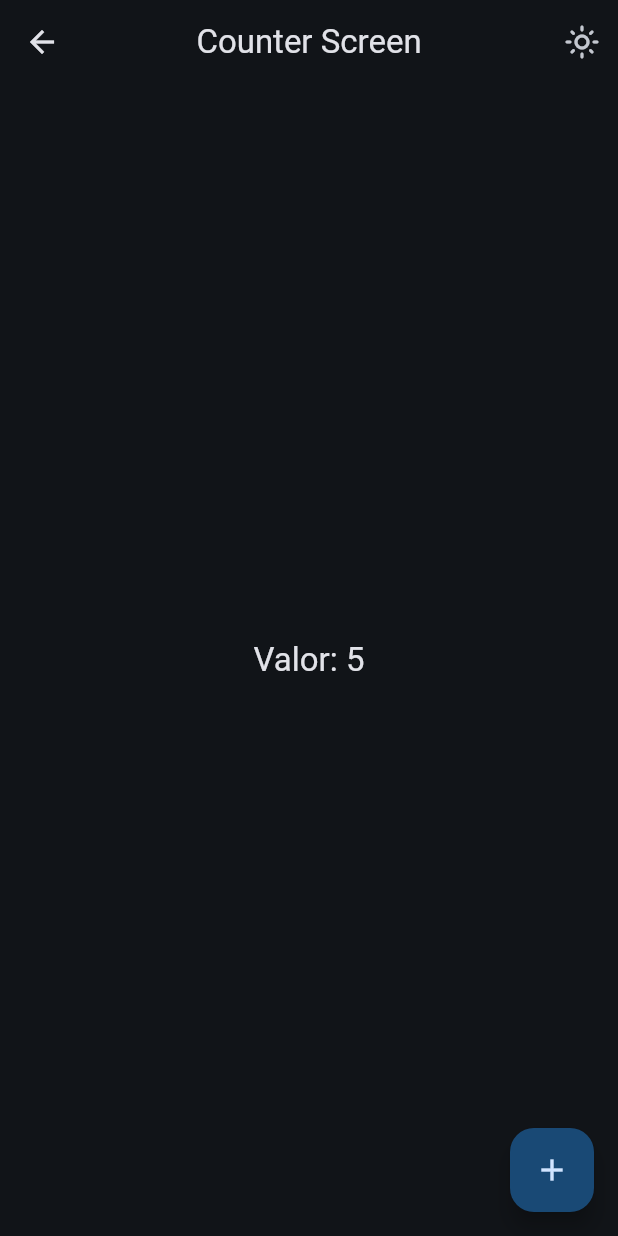
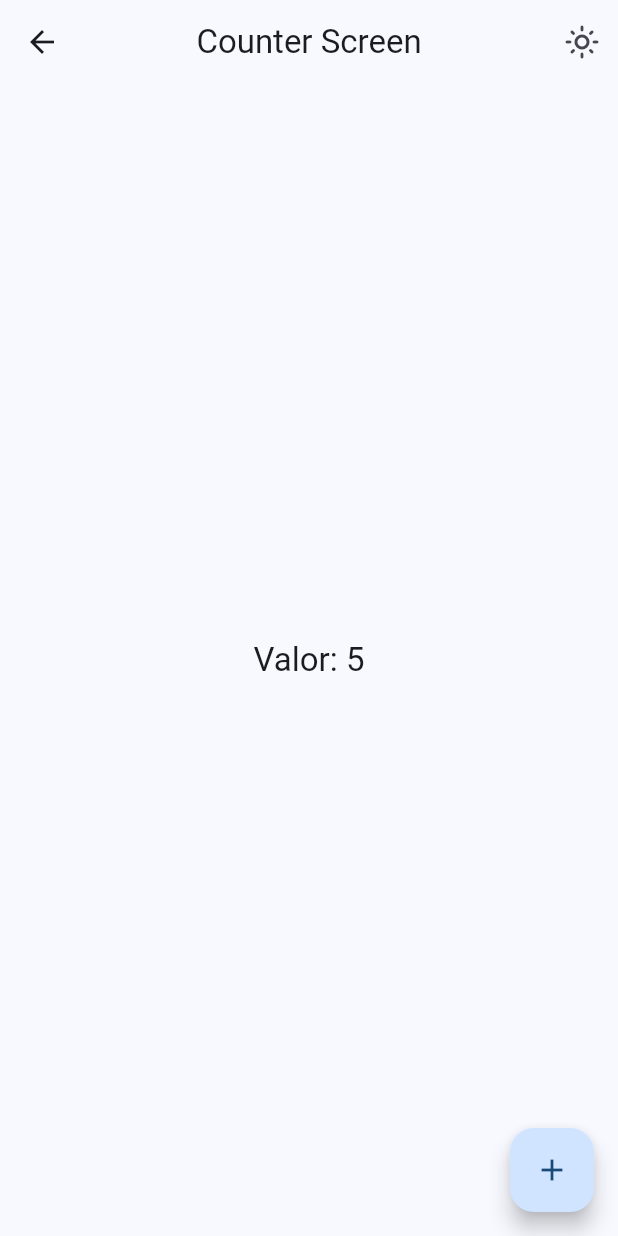
Before and after one commit to UN1T7D/widget_app, a Flutter app: the screen it shows after launch, after a tap on "Riverpod Counter Screen", on a phone screen of 412 x 824 dp. Run offline on Flutter 3.47's test engine with Material 3 defaults, Android fonts, the phone set to English and light mode, and no system bars; our stand-ins replace animate_do, flutter_riverpod, go_router.

Commit message:
config to themeNotifierProvider

```diff
--- a/lib/config/theme/app_theme.dart
+++ b/lib/config/theme/app_theme.dart
@@ -24,4 +24,12 @@ class AppTheme {
       brightness: isDarkmode ? Brightness.dark : Brightness.light,
       colorSchemeSeed: colorList[selectedColor],
       appBarTheme: AppBarTheme(centerTitle: true));
+
+  AppTheme copyWith({
+    int? selectedColorCopy,
+    bool? isDarkmodeCopy
+  }) => AppTheme(
+    selectedColor: selectedColorCopy ?? selectedColor,
+    isDarkmode: isDarkmodeCopy ?? isDarkmode
+  );
 }
--- a/lib/main.dart
+++ b/lib/main.dart
@@ -12,13 +12,16 @@ class MainApp extends ConsumerWidget {
   const MainApp({super.key});
   @override
   Widget build(BuildContext context, WidgetRef ref) {
-    final int selectedIndexColor = ref.watch(selectedIndexColorProvider);
-    final bool isDarkmode = ref.watch(isDarkModeProvider);
+    // final int selectedIndexColor = ref.watch(selectedIndexColorProvider);
+    // final bool isDarkmode = ref.watch(isDarkModeProvider);
+    final AppTheme appTheme = ref.watch(themeNotifierProvider);
+    ThemeData.dark().copyWith();
     return MaterialApp.router(
       title: 'Flutter widget',
       routerConfig: appRouter,
       debugShowCheckedModeBanner: false,
-      theme: AppTheme(selectedColor: selectedIndexColor, isDarkmode: isDarkmode).getTheme(),
+      // theme: AppTheme(selectedColor: selectedIndexColor, isDarkmode: isDarkmode).getTheme(),
+      theme: appTheme.getTheme()
     );
   }
 }
--- a/lib/presentation/providers/theme_provider.dart
+++ b/lib/presentation/providers/theme_provider.dart
@@ -1,11 +1,28 @@
 import 'package:flutter_riverpod/flutter_riverpod.dart';
 import 'package:widget_app/config/theme/app_theme.dart';
 
-final StateProvider<bool> isDarkModeProvider = StateProvider<bool>((ref) => true);
-
-// Listado de colores inmutable
-
+// Listado de colores inmutable, no se puede modificar
 final colorListProvider = Provider((ref) => colorList);
 
-//
+// Color provider. mantiene el estado
+final StateProvider<bool> isDarkModeProvider =
+    StateProvider<bool>((ref) => true);
 final selectedIndexColorProvider = StateProvider((ref) => 0);
+
+// Un objeto de tipo AppTheme custom. mantiene el estado de un objeto mas amplio
+final themeNotifierProvider =
+    StateNotifierProvider<ThemeNotifier, AppTheme>((ref) => ThemeNotifier());
+
+//Controller o Notifier
+class ThemeNotifier extends StateNotifier<AppTheme> {
+  // STATE = estado = new AppTheme()
+  ThemeNotifier() : super(AppTheme());
+
+  void toggleDarkMode(){
+    state = state.copyWith(isDarkmodeCopy: !state.isDarkmode);
+  }
+
+  void changeColorindex(int colorIndex){
+    state = state.copyWith( selectedColorCopy: colorIndex);
+  }
+}
```
Also changed, not shown: lib/presentation/screens/theme_changer/theme_changer_screen.dart (+10 -6 lines).
